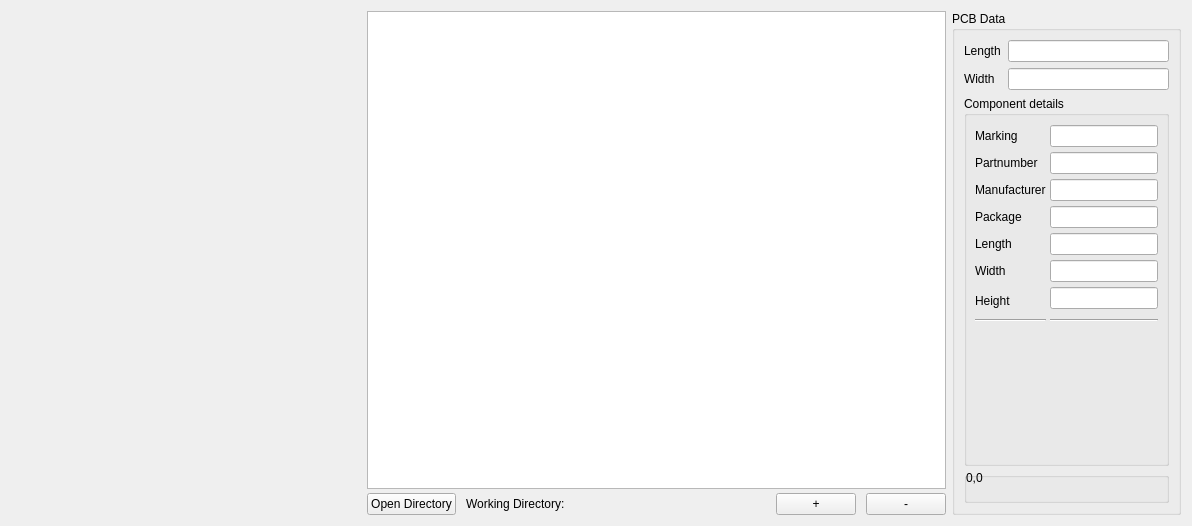
Before: the Qt Designer form ddg/ui/central_widget.ui in persts/DotDotGoose, drawn with Qt 5.
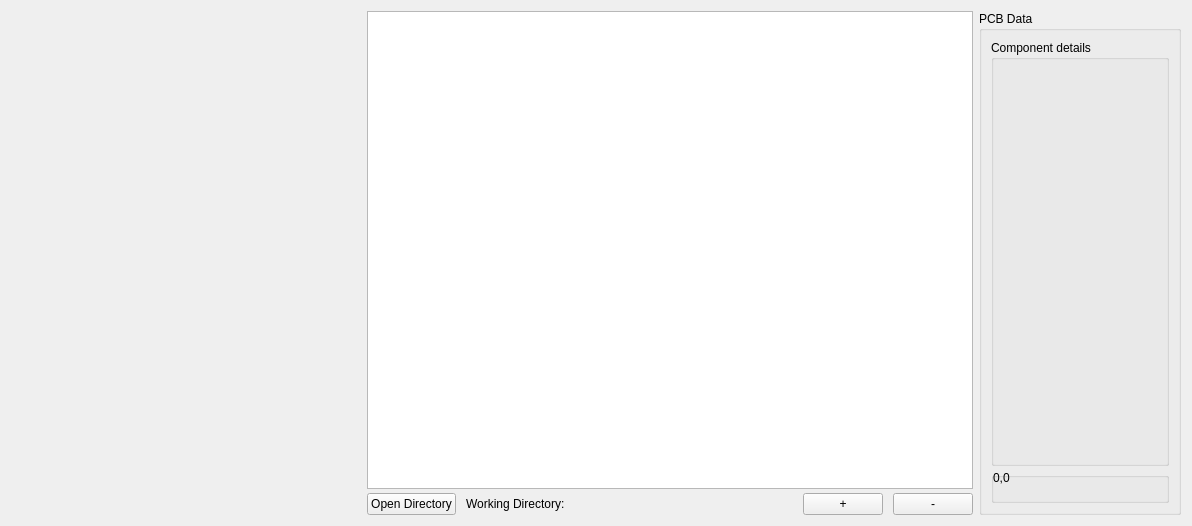
After: the same form once the commit is applied. Icons and pictures are not drawn. Custom widgets are drawn as their Qt base class.

```diff
--- a/ddg/ui/central_widget.ui
+++ b/ddg/ui/central_widget.ui
@@ -257,35 +257,7 @@
         </property>
         <layout class="QVBoxLayout" name="verticalLayout_2">
          <item>
-          <layout class="QGridLayout" name="gridLayout_2">
-           <item row="2" column="1">
-            <widget class="QLineEdit" name="lineEditY"/>
-           </item>
-           <item row="1" column="1">
-            <widget class="QLineEdit" name="lineEditX">
-             <property name="sizePolicy">
-              <sizepolicy hsizetype="Expanding" vsizetype="Fixed">
-               <horstretch>0</horstretch>
-               <verstretch>0</verstretch>
-              </sizepolicy>
-             </property>
-            </widget>
-           </item>
-           <item row="2" column="0">
-            <widget class="QLabel" name="label_2">
-             <property name="text">
-              <string>Width  </string>
-             </property>
-            </widget>
-           </item>
-           <item row="1" column="0">
-            <widget class="QLabel" name="label">
-             <property name="text">
-              <string>Length</string>
-             </property>
-            </widget>
-           </item>
-          </layout>
+          <layout class="QGridLayout" name="gridLayout_2"/>
          </item>
          <item>
           <widget class="QGroupBox" name="groupBoxCustomFields">
@@ -316,124 +288,6 @@
               <property name="verticalSpacing">
                <number>5</number>
               </property>
-              <item row="4" column="0">
-               <widget class="QLabel" name="label_length">
-                <property name="text">
-                 <string>Length</string>
-                </property>
-               </widget>
-              </item>
-              <item row="3" column="0">
-               <widget class="QLabel" name="label_package">
-                <property name="sizePolicy">
-                 <sizepolicy hsizetype="Fixed" vsizetype="Preferred">
-                  <horstretch>0</horstretch>
-                  <verstretch>0</verstretch>
-                 </sizepolicy>
-                </property>
-                <property name="text">
-                 <string>Package</string>
-                </property>
-               </widget>
-              </item>
-              <item row="2" column="0">
-               <widget class="QLabel" name="label_manufacturer">
-                <property name="sizePolicy">
-                 <sizepolicy hsizetype="Fixed" vsizetype="Fixed">
-                  <horstretch>0</horstretch>
-                  <verstretch>0</verstretch>
-                 </sizepolicy>
-                </property>
-                <property name="text">
-                 <string>Manufacturer</string>
-                </property>
-               </widget>
-              </item>
-              <item row="5" column="0">
-               <widget class="QLabel" name="label_width">
-                <property name="text">
-                 <string>Width</string>
-                </property>
-               </widget>
-              </item>
-              <item row="0" column="1">
-               <widget class="QLineEdit" name="lineEdit_marking">
-                <property name="sizePolicy">
-                 <sizepolicy hsizetype="Expanding" vsizetype="Fixed">
-                  <horstretch>0</horstretch>
-                  <verstretch>0</verstretch>
-                 </sizepolicy>
-                </property>
-               </widget>
-              </item>
-              <item row="0" column="0">
-               <widget class="QLabel" name="label_marking">
-                <property name="sizePolicy">
-                 <sizepolicy hsizetype="Fixed" vsizetype="Fixed">
-                  <horstretch>0</horstretch>
-                  <verstretch>0</verstretch>
-                 </sizepolicy>
-                </property>
-                <property name="text">
-                 <string>Marking</string>
-                </property>
-                <property name="alignment">
-                 <set>Qt::AlignLeading|Qt::AlignLeft|Qt::AlignTop</set>
-                </property>
-               </widget>
-              </item>
-              <item row="5" column="1">
-               <widget class="QLineEdit" name="lineEdit_width"/>
-              </item>
-              <item row="3" column="1">
-               <widget class="QLineEdit" name="lineEdit_package"/>
-              </item>
-              <item row="2" column="1">
-               <widget class="QLineEdit" name="lineEdit_manufacturer"/>
-              </item>
-              <item row="1" column="1">
-               <widget class="QLineEdit" name="lineEdit_partnumber"/>
-              </item>
-              <item row="4" column="1">
-               <widget class="QLineEdit" name="lineEdit_length"/>
-              </item>
-              <item row="1" column="0">
-               <widget class="QLabel" name="label_partnumber">
-                <property name="sizePolicy">
-                 <sizepolicy hsizetype="Fixed" vsizetype="Preferred">
-                  <horstretch>0</horstretch>
-                  <verstretch>0</verstretch>
-                 </sizepolicy>
-                </property>
-                <property name="text">
-                 <string>Partnumber</string>
-                </property>
-               </widget>
-              </item>
-              <item row="7" column="0" rowspan="2">
-               <widget class="QLabel" name="label_height">
-                <property name="text">
-                 <string>Height</string>
-                </property>
-               </widget>
-              </item>
-              <item row="7" column="1">
-               <widget class="QLineEdit" name="lineEdit_height"/>
-              </item>
-              <item row="9" column="0">
-               <widget class="Line" name="line">
-                <property name="orientation">
-                 <enum>Qt::Horizontal</enum>
-                </property>
-               </widget>
-              </item>
-              <item row="9" column="1">
-               <widget class="Line" name="line_2">
-                <property name="orientation">
-                 <enum>Qt::Horizontal</enum>
-                </property>
-               </widget>
-              </item>
              </layout>
             </item>
             <item>
```
Left out of the diff: 9 changed lines with no effect on the pictures.
